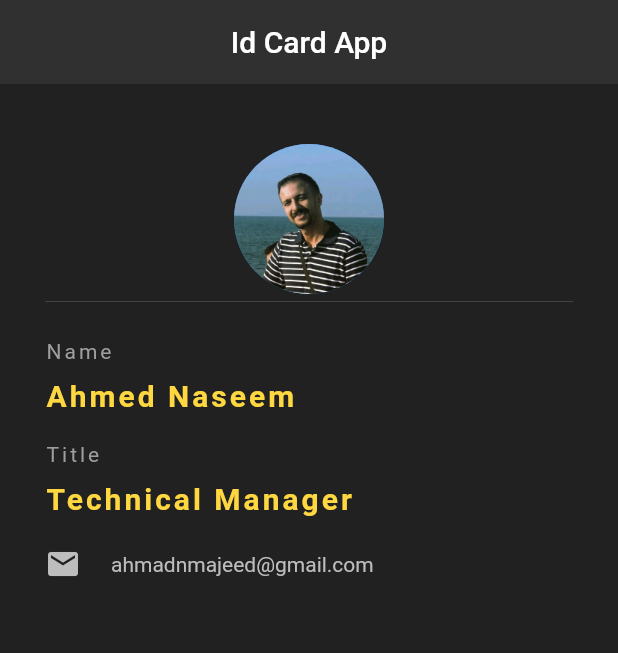
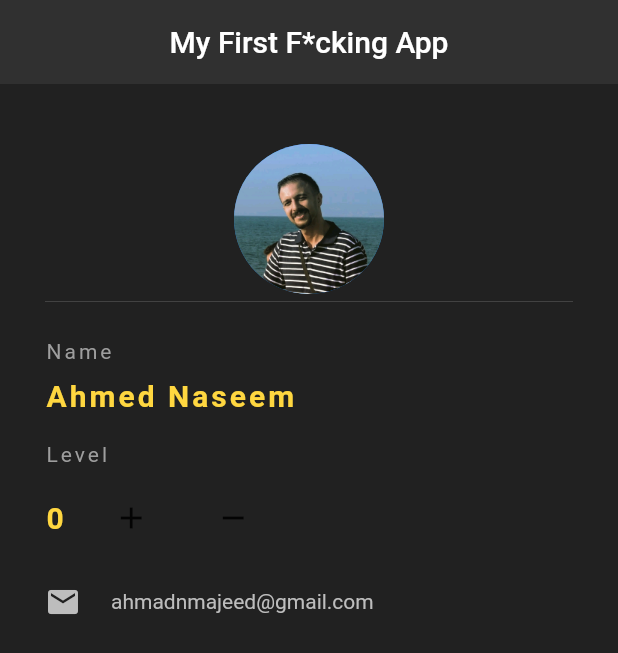
Before and after one commit to ahmadn91/MyFirstFlutterApp, a Flutter app: the screen it shows after launch, on a phone screen of 412 x 824 dp. Shown: the top 653 px of the screen. Run offline on Flutter 3.47's test engine with Material 2 defaults, Android fonts, the phone set to English and light mode, and no system bars.

```diff
--- a/lib/main.dart
+++ b/lib/main.dart
@@ -4,13 +4,19 @@ void main() => runApp(MaterialApp(
       home: IdCard(),
     ));
 
-class IdCard extends StatelessWidget {
+class IdCard extends StatefulWidget {
+  @override
+  State<IdCard> createState() => _IdCardState();
+}
+
+class _IdCardState extends State<IdCard> {
+  int level = 0;
   @override
   Widget build(BuildContext context) {
     return Scaffold(
       backgroundColor: Colors.grey[900],
       appBar: AppBar(
-        title: Text("Id Card App"),
+        title: Text("My First F*cking App"),
         centerTitle: true,
         backgroundColor: Colors.grey[850],
         elevation: 0,
@@ -54,21 +60,50 @@ class IdCard extends StatelessWidget {
                 height: 20,
               ),
               Text(
-                "Title",
+                "Level",
                 style: TextStyle(
                   color: Colors.grey,
                   letterSpacing: 2,
                 ),
               ),
               SizedBox(height: 10),
+              Row(
+                children: [
                   Text(
-                "Technical Manager",
+                    "$level",
                     style: TextStyle(
                       color: Colors.amberAccent[200],
                       letterSpacing: 2,
                       fontSize: 20,
                       fontWeight: FontWeight.bold,
                     ),
+                  ),
+                  SizedBox(
+                    width: 20,
+                  ),
+                  IconButton(
+                    onPressed: () {
+                      setState(() {
+                        level += 1;
+                      });
+                    },
+                    icon: Icon(
+                      Icons.add,
+                    ),
+                  ),
+                  SizedBox(
+                    width: 20,
+                  ),
+                  IconButton(
+                      onPressed: () {
+                        setState(() {
+                          level -= 1;
+                        });
+                      },
+                      icon: Icon(
+                        Icons.remove,
+                      )),
+                ],
               ),
               SizedBox(
                 height: 20,
```
Lines whose indentation alone changed are shown as unchanged.
